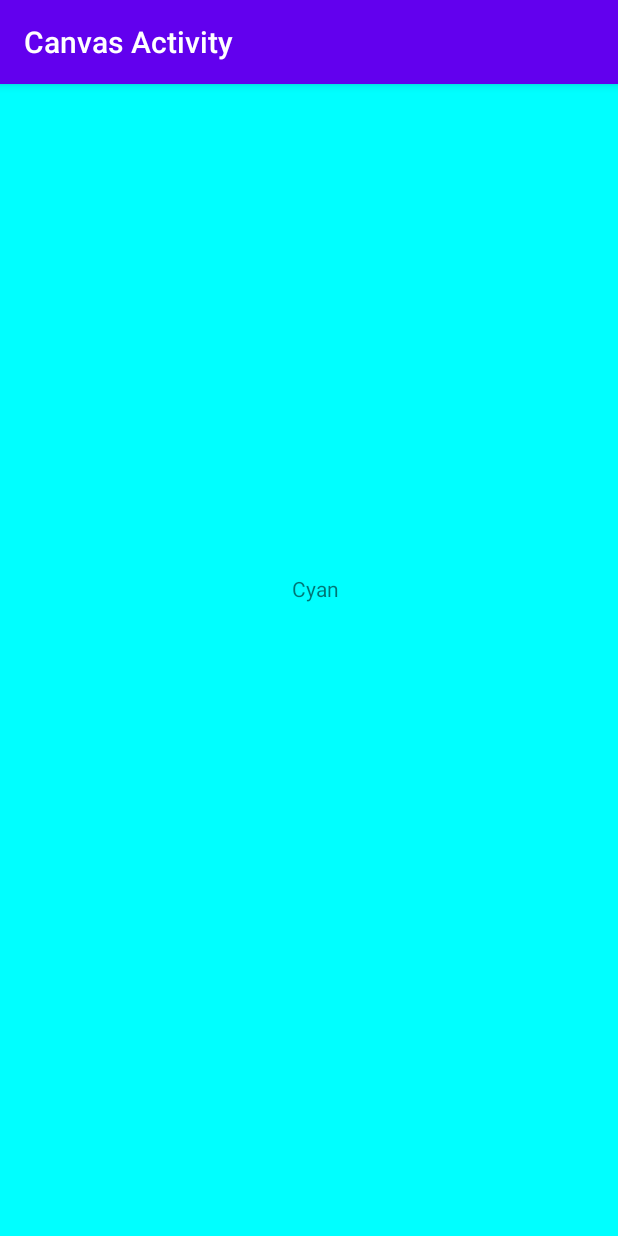
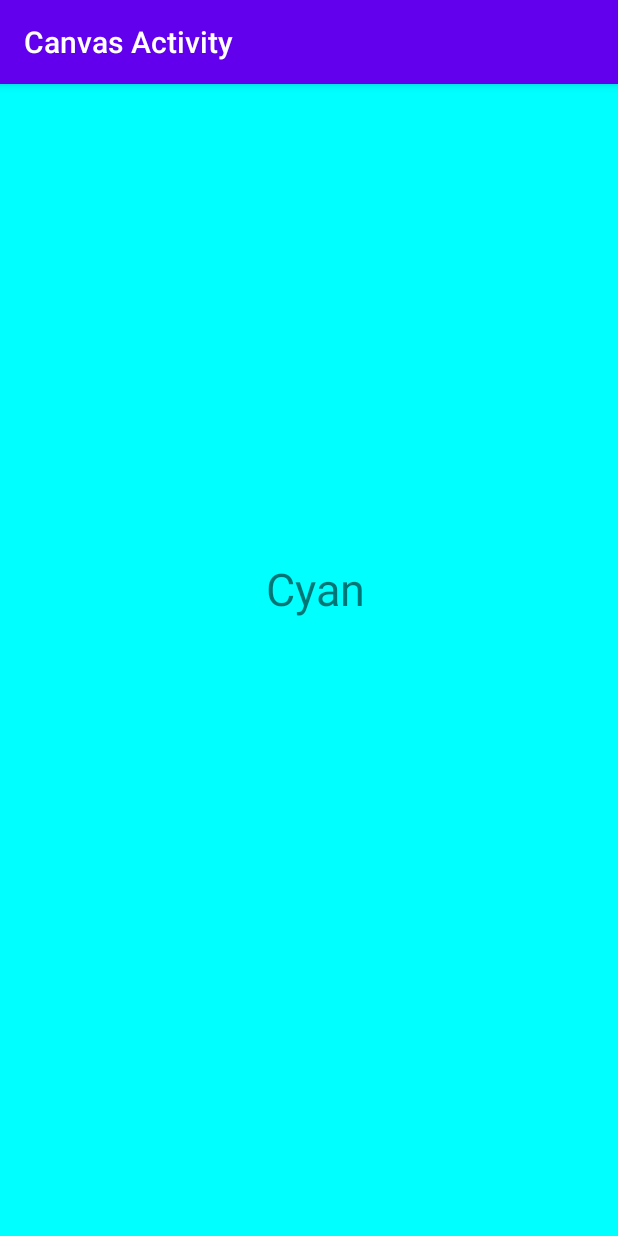
Before and after one commit to tug97195/PaletteActivity, an Android app: the screen it shows after launch (CanvasActivity), after a tap on "Cyan", on a phone screen of 412 x 824 dp. Run offline under Robolectric (Android 15) with nearby library versions, the phone set to English and light mode, and no system bars.

```diff
--- a/app/src/main/AndroidManifest.xml
+++ b/app/src/main/AndroidManifest.xml
@@ -12,7 +12,7 @@
         <activity android:name=".CanvasActivity"
             android:label="Canvas Activity"></activity>
         <activity android:name=".PaletteActivity"
-            android:label="Color Changing App">
+            android:label="@string/app_name">
             <intent-filter>
                 <action android:name="android.intent.action.MAIN" />
 
--- a/app/src/main/java/edu/temple/paletteactivity/CanvasActivity.java
+++ b/app/src/main/java/edu/temple/paletteactivity/CanvasActivity.java
@@ -18,22 +18,55 @@ public class CanvasActivity extends AppCompatActivity {
         Intent intent = getIntent();
         String message = intent.getStringExtra(PaletteActivity.EXTRA_MESSAGE);
         TextView textView = findViewById(R.id.textView);
+        getSupportActionBar().setTitle(R.string.activity_2);
 
-        if(message.equals("Black")){
+        if(message.equals("White")) {
+            findViewById(R.id.background).setBackgroundColor(Color.WHITE);
+            textView.setText(R.string.White);
+        }
+        else if(message.equals("Black")){
             findViewById(R.id.background).setBackgroundColor(Color.BLACK);
             textView.setTextColor(Color.WHITE);
+            textView.setText(R.string.Black);
+        }
+        else if(message.equals("Blue")){
+            findViewById(R.id.background).setBackgroundColor(Color.BLUE);
+            textView.setText(R.string.Blue);
+        }
+        else if(message.equals("Cyan")){
+            findViewById(R.id.background).setBackgroundColor(Color.CYAN);
+            textView.setText(R.string.Cyan);
         }
         else if(message.equals("DKGray")){
             findViewById(R.id.background).setBackgroundColor(Color.DKGRAY);
+            textView.setText(R.string.DKGray);
             textView.setTextColor(Color.WHITE);
+        }
+        else if(message.equals("Gray")){
+            findViewById(R.id.background).setBackgroundColor(Color.GRAY);
+            textView.setText(R.string.Gray);
         }
         else if(message.equals("LTGray")){
             findViewById(R.id.background).setBackgroundColor(Color.LTGRAY);
+            textView.setText(R.string.LTGray);
         }
-        else{
-            findViewById(R.id.background).setBackgroundColor(Color.parseColor(message));
+        else if(message.equals("Magenta")){
+            findViewById(R.id.background).setBackgroundColor(Color.MAGENTA);
+            textView.setText(R.string.Magenta);
         }
-        textView.setText(message);
+        else if(message.equals("Green")){
+            findViewById(R.id.background).setBackgroundColor(Color.GREEN);
+            textView.setText(R.string.Green);
+        }
+        else if(message.equals("Red")){
+            findViewById(R.id.background).setBackgroundColor(Color.RED);
+            textView.setText(R.string.Red);
+        }
+        else if(message.equals("Yellow")){
+            findViewById(R.id.background).setBackgroundColor(Color.YELLOW);
+            textView.setText(R.string.Yellow);
+        }
+
     }
 
 
--- a/app/src/main/java/edu/temple/paletteactivity/CustomAdapter.java
+++ b/app/src/main/java/edu/temple/paletteactivity/CustomAdapter.java
@@ -59,42 +59,53 @@ public class CustomAdapter extends BaseAdapter {
         try{
             if(((TextView) v).getText().equals("White")) {
                 v.setBackgroundColor(Color.WHITE);
+                v.setText(R.string.White);
             }
             else if(((TextView) v).getText().equals("Blue")){
                 v.setBackgroundColor(Color.BLUE);
+                v.setText(R.string.Blue);
             }
             else if(((TextView) v).getText().equals("Cyan")){
                 v.setBackgroundColor(Color.CYAN);
+                v.setText(R.string.Cyan);
             }
             else if(((TextView) v).getText().equals("DKGray")){
                 v.setTextColor(Color.WHITE);
                 v.setBackgroundColor(Color.DKGRAY);
+                v.setText(R.string.DKGray);
             }
             else if(((TextView) v).getText().equals("Gray")){
                 v.setBackgroundColor(Color.GRAY);
+                v.setText(R.string.Gray);
             }
             else if(((TextView) v).getText().equals("LTGray")){
                 v.setBackgroundColor(Color.LTGRAY);
+                v.setText(R.string.LTGray);
             }
             else if(((TextView) v).getText().equals("Magenta")){
                 v.setBackgroundColor(Color.MAGENTA);
+                v.setText(R.string.Magenta);
             }
             else if(((TextView) v).getText().equals("Green")){
                 v.setBackgroundColor(Color.GREEN);
+                v.setText(R.string.Green);
             }
             else if(((TextView) v).getText().equals("Red")){
                 v.setBackgroundColor(Color.RED);
+                v.setText(R.string.Red);
             }
             else if(((TextView) v).getText().equals("Yellow")){
                 v.setBackgroundColor(Color.YELLOW);
+                v.setText(R.string.Yellow);
             }
             else if(((TextView) v).getText().equals("Black")){
                 v.setTextColor(Color.WHITE);
                 v.setBackgroundColor(Color.BLACK);
+                v.setText(R.string.Black);
             }
 
         } catch(Exception e){
-            System.out.println("ERROR123: " + e);
+            System.out.println("ERROR: " + e);
         }
 
 
--- a/app/src/main/java/edu/temple/paletteactivity/PaletteActivity.java
+++ b/app/src/main/java/edu/temple/paletteactivity/PaletteActivity.java
@@ -17,7 +17,7 @@ public class PaletteActivity extends AppCompatActivity {
         super.onCreate(savedInstanceState);
         setContentView(R.layout.activity_main);
 
-        getSupportActionBar().setTitle("Palette Activity");
+        getSupportActionBar().setTitle(R.string.activity_1);
 
         GridView gridView = (GridView)findViewById(R.id.gridview);
         final CustomAdapter CustomAdapter = new CustomAdapter(this);
--- a/app/src/main/res/layout/activity_canvas.xml
+++ b/app/src/main/res/layout/activity_canvas.xml
@@ -16,6 +16,7 @@
         android:layout_marginEnd="173dp"
         android:layout_marginBottom="404dp"
         android:text="@string/msg_color"
+        android:textSize="30sp"
         app:layout_constraintBottom_toBottomOf="parent"
         app:layout_constraintEnd_toEndOf="parent"
         app:layout_constraintStart_toStartOf="parent"
--- a/app/src/main/res/values/strings.xml
+++ b/app/src/main/res/values/strings.xml
@@ -1,4 +1,19 @@
 <resources>
     <string name="app_name">Color Changing App</string>
     <string name="msg_color">DEFAULT_TEXT</string>
+    <string name="activity_1">Palette Activity</string>
+    <string name="activity_2">Canvas Activity</string>
+
+    <string name="White">White</string>
+    <string name="Black">Black</string>
+    <string name="Cyan">Cyan</string>
+    <string name="DKGray">Dark Gray</string>
+    <string name="Gray">Gray</string>
+    <string name="LTGray">Light Gray</string>
+    <string name="Magenta">Magenta</string>
+    <string name="Green">Green</string>
+    <string name="Red">Red</string>
+    <string name="Yellow">Yellow</string>
+    <string name="Blue">Blue</string>
+
 </resources>
```
Also changed, not shown: 1 other file.
